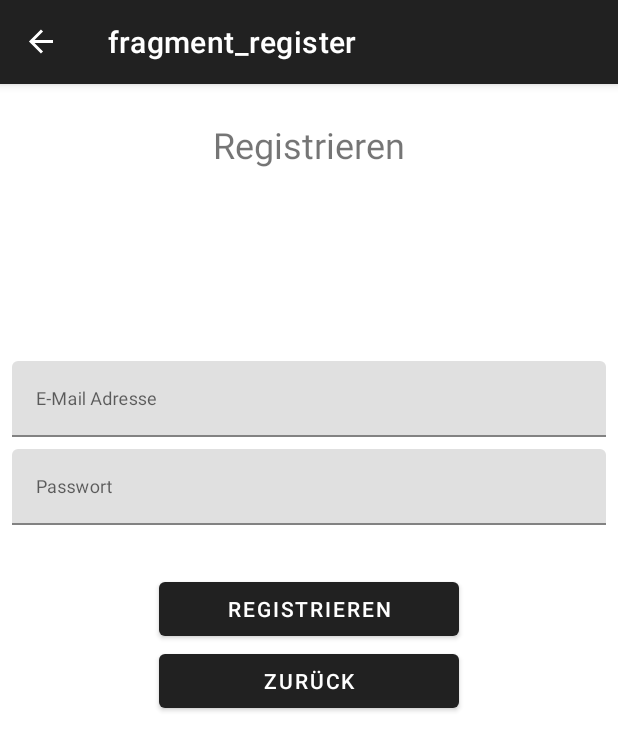
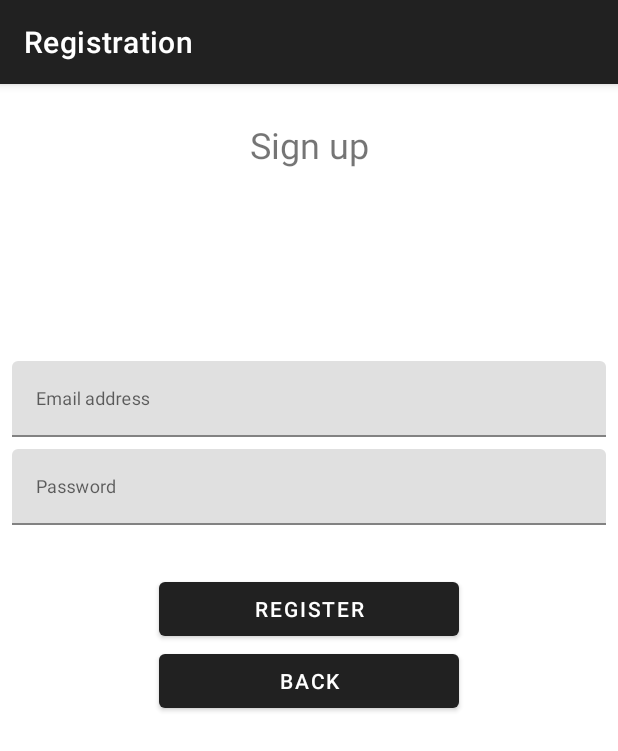
Before and after one commit to elcode100/Games-Plus-Project, an Android app: the screen it shows after launch (MainActivity), after a tap on "REGISTER", on a phone screen of 412 x 824 dp. Shown: the top 751 px of the screen. Run offline under Robolectric (Android 15) with nearby library versions, the phone set to English and light mode, and no system bars; our stand-ins replace Firebase (no records; nobody signed in at launch, a user with empty details on screens opened directly), navigation-ui.

Commit message:
work in progress

```diff
--- a/app/src/main/java/com/example/games_plus/MainActivity.kt
+++ b/app/src/main/java/com/example/games_plus/MainActivity.kt
@@ -31,7 +31,8 @@ class MainActivity : AppCompatActivity() {
             topLevelDestinationIds = setOf(
                 R.id.navigation_home,
                 R.id.navigation_library,
-                R.id.loginFragment
+                R.id.loginFragment,
+                R.id.registerFragment
             )
         )
 
--- a/app/src/main/java/com/example/games_plus/ui/DetailFragment.kt
+++ b/app/src/main/java/com/example/games_plus/ui/DetailFragment.kt
@@ -54,7 +54,9 @@ class DetailFragment : Fragment() {
             binding.tvDescription.movementMethod = LinkMovementMethod.getInstance()
 
 
-            val youtubeId = viewModel.assignYouTubeIdsToGame(it).youtubeId.firstOrNull()
+            val youtubeIds = viewModel.assignYouTubeIdsToGame(it).youtubeId
+            val youtubeId = if (youtubeIds.isNotEmpty()) youtubeIds[0] else null
+
             if (youtubeId != null) {
                 binding.youtubePlayerView.addYouTubePlayerListener(object : AbstractYouTubePlayerListener() {
                     override fun onReady(youTubePlayer: YouTubePlayer) {
@@ -67,6 +69,7 @@ class DetailFragment : Fragment() {
                     }
                 })
             }
+
 
         }
 
--- a/app/src/main/java/com/example/games_plus/ui/viewmodels/MainViewModel.kt
+++ b/app/src/main/java/com/example/games_plus/ui/viewmodels/MainViewModel.kt
@@ -20,7 +20,6 @@ class MainViewModel: ViewModel() {
 
     private val repository = Repository(GamesApi)
     val dataList = repository.gameResult
-    val videoList = repository.gameVideoResult
     private val firebaseStore = FirebaseFirestore.getInstance()
 
 
--- a/app/src/main/res/layout/fragment_login.xml
+++ b/app/src/main/res/layout/fragment_login.xml
@@ -14,7 +14,7 @@
         android:layout_width="wrap_content"
         android:layout_height="wrap_content"
         android:layout_marginTop="32dp"
-        android:text="Log-In Bereich"
+        android:text="Login"
         android:textSize="24sp"
         app:layout_constraintEnd_toEndOf="parent"
         app:layout_constraintStart_toStartOf="parent"
@@ -35,7 +35,7 @@
             android:id="@+id/tiet_email"
             android:layout_width="match_parent"
             android:layout_height="wrap_content"
-            android:hint="E-Mail" />
+            android:hint="Email address" />
     </com.google.android.material.textfield.TextInputLayout>
 
     <com.google.android.material.textfield.TextInputLayout
--- a/app/src/main/res/layout/fragment_register.xml
+++ b/app/src/main/res/layout/fragment_register.xml
@@ -13,7 +13,7 @@
         android:layout_width="wrap_content"
         android:layout_height="wrap_content"
         android:layout_marginTop="24dp"
-        android:text="Registrieren"
+        android:text="Sign up"
 
         android:textSize="24sp"
         app:layout_constraintEnd_toEndOf="parent"
@@ -36,7 +36,7 @@
             android:layout_width="match_parent"
             android:layout_height="wrap_content"
             android:textSize="12sp"
-            android:hint="E-Mail Adresse" />
+            android:hint="Email address" />
     </com.google.android.material.textfield.TextInputLayout>
 
     <com.google.android.material.textfield.TextInputLayout
@@ -55,7 +55,7 @@
             android:layout_width="match_parent"
             android:layout_height="wrap_content"
             android:textSize="12sp"
-            android:hint="Passwort" />
+            android:hint="Password" />
     </com.google.android.material.textfield.TextInputLayout>
 
     <Button
@@ -63,7 +63,7 @@
         android:layout_width="200dp"
         android:layout_height="wrap_content"
         android:layout_marginTop="32dp"
-        android:text="REGISTRIEREN"
+        android:text="REGISTER"
         app:layout_constraintEnd_toEndOf="parent"
         app:layout_constraintStart_toStartOf="parent"
         app:layout_constraintTop_toBottomOf="@+id/textInputLayout2" />
@@ -72,7 +72,7 @@
         android:id="@+id/btn_back"
         android:layout_width="200dp"
         android:layout_height="wrap_content"
-        android:text="ZURÜCK"
+        android:text="Back"
         app:layout_constraintEnd_toEndOf="parent"
         app:layout_constraintStart_toStartOf="parent"
         app:layout_constraintTop_toBottomOf="@+id/btn_register" />
--- a/app/src/main/res/navigation/nav_graph.xml
+++ b/app/src/main/res/navigation/nav_graph.xml
@@ -26,7 +26,7 @@
     <fragment
         android:id="@+id/registerFragment"
         android:name="com.example.games_plus.ui.RegisterFragment"
-        android:label="fragment_register"
+        android:label="Registration"
         tools:layout="@layout/fragment_register" />
 
     <fragment
```
